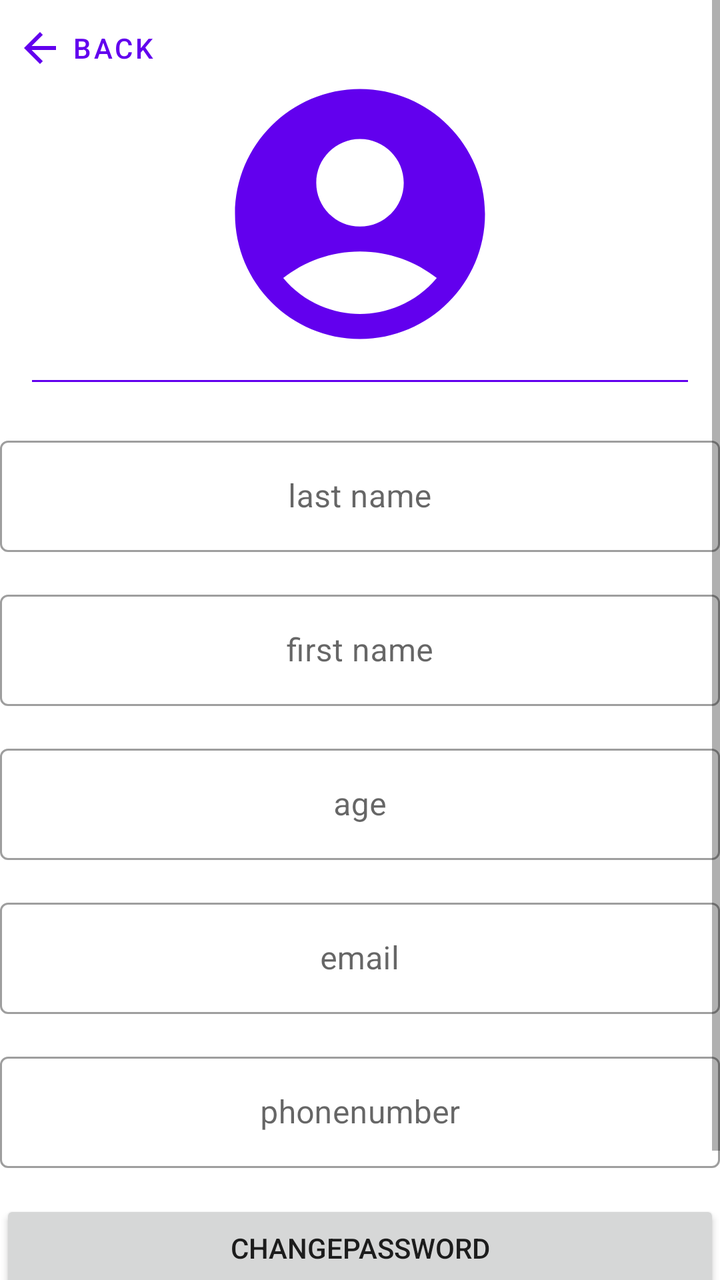
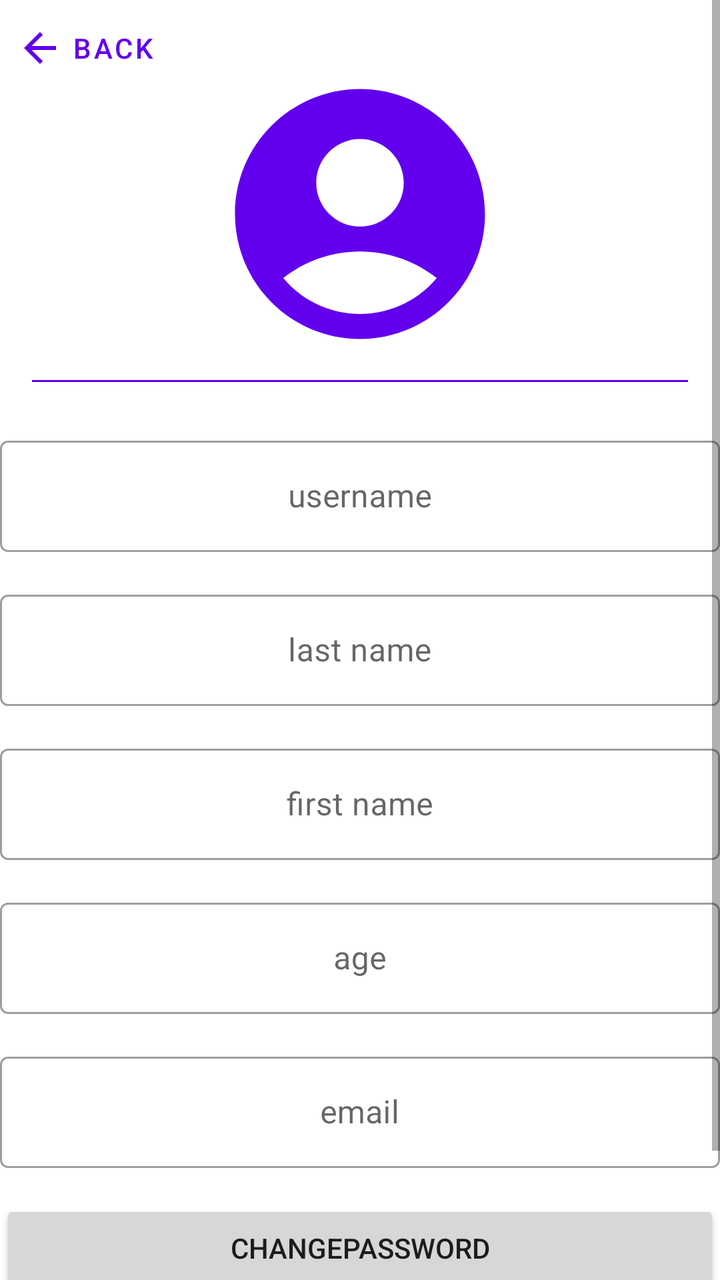

Compare the two renders of this Android layout. The source of the first and the diff that turns it into the second are given below.
<!-- AndroidManifest.xml: activity theme Theme.ChatApp.NoActionBar -->
<!-- res/layout/activity_account.xml -->
<?xml version="1.0" encoding="utf-8"?>
<androidx.coordinatorlayout.widget.CoordinatorLayout xmlns:android="http://schemas.android.com/apk/res/android"
    xmlns:app="http://schemas.android.com/apk/res-auto"
    xmlns:tools="http://schemas.android.com/tools"
    android:layout_width="match_parent"
    android:layout_height="match_parent"
    tools:context=".AccountActivity">


    <ScrollView
        android:layout_width="match_parent"
        android:layout_height="match_parent">
        <androidx.constraintlayout.widget.ConstraintLayout
            android:id="@+id/constraintLayout2"
            android:layout_width="match_parent"
            android:layout_height="match_parent"
            >
            <com.google.android.material.button.MaterialButton
                android:id="@+id/button_back"
                style="@style/Widget.MaterialComponents.Button.TextButton"
                android:layout_width="wrap_content"
                android:layout_height="wrap_content"
                android:gravity="start|center_vertical"
                android:text="back"
                android:textAlignment="textStart"
                app:icon="@drawable/baseline_arrow_back_24"
                app:iconGravity="start"
                app:layout_constraintStart_toStartOf="parent"
                app:layout_constraintTop_toTopOf="parent"
                />
            <ImageView
                android:id="@+id/user_avatar"
                android:layout_width="150dp"
                android:layout_height="150dp"
                android:layout_marginTop="32dp"
                app:layout_constraintEnd_toEndOf="parent"
                app:layout_constraintStart_toStartOf="parent"
                app:layout_constraintTop_toTopOf="parent"
                android:src="@drawable/baseline_account_circle_32"
                app:tint="@color/design_default_color_primary" />

            <View
                android:id="@+id/divider"
                android:layout_width="match_parent"
                android:layout_height="1dp"
                android:layout_marginLeft="16dp"
                android:layout_marginTop="8dp"
                android:layout_marginRight="16dp"
                android:background="@color/design_default_color_primary"
                app:layout_constraintLeft_toLeftOf="parent"
                app:layout_constraintRight_toRightOf="parent"
                app:layout_constraintTop_toBottomOf="@+id/user_avatar" />

            <com.google.android.material.textfield.TextInputLayout
                android:id="@+id/ageTextLayout"
                android:layout_width="match_parent"
                android:layout_height="wrap_content"
                style="@style/Widget.MaterialComponents.TextInputLayout.OutlinedBox"
                android:layout_marginTop="16dp"
                app:layout_constraintLeft_toLeftOf="parent"
                app:layout_constraintRight_toRightOf="parent"
                app:layout_constraintTop_toBottomOf="@id/prenomTextLayout">

                <com.google.android.material.textfield.TextInputEditText
                    android:id="@+id/age"
                    android:layout_width="match_parent"
                    android:layout_height="wrap_content"
                    android:gravity="center"
                    android:hint="age" />
            </com.google.android.material.textfield.TextInputLayout>

            <com.google.android.material.textfield.TextInputLayout
                android:id="@+id/numTelTextLayout"
                android:layout_width="match_parent"
                android:layout_height="wrap_content"
                style="@style/Widget.MaterialComponents.TextInputLayout.OutlinedBox"
                android:layout_marginTop="16dp"
                app:layout_constraintLeft_toLeftOf="parent"
                app:layout_constraintRight_toRightOf="parent"
                app:layout_constraintTop_toBottomOf="@id/emailTextLayout">

                <com.google.android.material.textfield.TextInputEditText
                    android:id="@+id/numTel"
                    android:layout_width="match_parent"
                    android:layout_height="wrap_content"
                    android:gravity="center"
                    android:hint="phonenumber" />

            </com.google.android.material.textfield.TextInputLayout>

            <com.google.android.material.textfield.TextInputLayout
                android:id="@+id/nomTextLayout"
                android:layout_width="match_parent"
                android:layout_height="wrap_content"
                style="@style/Widget.MaterialComponents.TextInputLayout.OutlinedBox"
                android:layout_marginTop="24dp"
                app:layout_constraintLeft_toLeftOf="parent"
                app:layout_constraintRight_toRightOf="parent"
                app:layout_constraintTop_toBottomOf="@id/divider">

                <com.google.android.material.textfield.TextInputEditText
                    android:id="@+id/nom"
                    android:layout_width="match_parent"
                    android:layout_height="wrap_content"
                    android:gravity="center"
                    android:hint="last name" />
            </com.google.android.material.textfield.TextInputLayout>

            <com.google.android.material.textfield.TextInputLayout
                android:id="@+id/prenomTextLayout"
                android:layout_width="match_parent"
                android:layout_height="wrap_content"
                style="@style/Widget.MaterialComponents.TextInputLayout.OutlinedBox"
                android:layout_marginTop="16dp"
                app:layout_constraintLeft_toLeftOf="parent"
                app:layout_constraintRight_toRightOf="parent"
                app:layout_constraintTop_toBottomOf="@id/nomTextLayout">

                <com.google.android.material.textfield.TextInputEditText
                    android:id="@+id/prenom"
                    android:layout_width="match_parent"
                    android:layout_height="wrap_content"
                    android:gravity="center"
                    android:hint="first name" />
            </com.google.android.material.textfield.TextInputLayout>

            <com.google.android.material.textfield.TextInputLayout
                android:id="@+id/emailTextLayout"
                android:layout_width="match_parent"
                android:layout_height="wrap_content"
                style="@style/Widget.MaterialComponents.TextInputLayout.OutlinedBox"
                android:layout_marginTop="16dp"
                app:layout_constraintLeft_toLeftOf="parent"
                app:layout_constraintRight_toRightOf="parent"
                app:layout_constraintTop_toBottomOf="@id/ageTextLayout">

                <com.google.android.material.textfield.TextInputEditText
                    android:id="@+id/email"
                    android:layout_width="match_parent"
                    android:layout_height="wrap_content"
                    android:gravity="center"
                    android:hint="email" />
            </com.google.android.material.textfield.TextInputLayout>

            <Button
                android:id="@+id/button_changePassword"
                android:layout_width="match_parent"
                android:layout_height="wrap_content"
                android:layout_marginTop="16dp"
                android:text="changePassword"
                app:layout_constraintLeft_toLeftOf="parent"
                app:layout_constraintRight_toRightOf="parent"
                app:layout_constraintTop_toBottomOf="@id/numTelTextLayout" />

            <Button
                android:id="@+id/button_logout"
                android:layout_width="match_parent"
                android:layout_height="wrap_content"
                android:layout_marginTop="16dp"
                android:text="logout"
                app:layout_constraintEnd_toEndOf="parent"
                app:layout_constraintStart_toStartOf="parent"
                app:layout_constraintTop_toBottomOf="@+id/button_changePassword" />
        </androidx.constraintlayout.widget.ConstraintLayout>
    </ScrollView>
</androidx.coordinatorlayout.widget.CoordinatorLayout>
<!-- resources referenced by this layout -->
<resources>
  <!-- drawable baseline_account_circle_32 (drawable) -->
  <vector android:autoMirrored="true" android:height="32dp"
      android:tint="#000000" android:viewportHeight="24"
      android:viewportWidth="24" android:width="32dp" xmlns:android="http://schemas.android.com/apk/res/android">
      <path android:fillColor="@android:color/white" android:pathData="M12,2C6.48,2 2,6.48 2,12s4.48,10 10,10s10,-4.48 10,-10S17.52,2 12,2zM12,6c1.93,0 3.5,1.57 3.5,3.5S13.93,13 12,13s-3.5,-1.57 -3.5,-3.5S10.07,6 12,6zM12,20c-2.03,0 -4.43,-0.82 -6.14,-2.88C7.55,15.8 9.68,15 12,15s4.45,0.8 6.14,2.12C16.43,19.18 14.03,20 12,20z"/>
  </vector>
  <!-- drawable baseline_arrow_back_24 (drawable) -->
  <vector android:autoMirrored="true" android:height="24dp"
      android:tint="#000000" android:viewportHeight="24"
      android:viewportWidth="24" android:width="24dp" xmlns:android="http://schemas.android.com/apk/res/android">
      <path android:fillColor="@android:color/white" android:pathData="M20,11H7.83l5.59,-5.59L12,4l-8,8 8,8 1.41,-1.41L7.83,13H20v-2z"/>
  </vector>
  <style name="Theme.ChatApp.NoActionBar">
          <item name="windowActionBar">false</item>
          <item name="windowNoTitle">true</item>
      </style>
</resources>

<!-- the commit's change to res/layout/activity_account.xml (unified diff, before → after) -->
@@ -52,6 +52,61 @@
                 app:layout_constraintTop_toBottomOf="@+id/user_avatar" />
 
             <com.google.android.material.textfield.TextInputLayout
+                android:id="@+id/usernameTextLayout"
+                style="@style/Widget.MaterialComponents.TextInputLayout.OutlinedBox"
+                android:layout_width="match_parent"
+                android:layout_height="wrap_content"
+                android:layout_marginTop="24dp"
+                app:layout_constraintLeft_toLeftOf="parent"
+                app:layout_constraintRight_toRightOf="parent"
+                app:layout_constraintTop_toBottomOf="@id/divider">
+
+                <com.google.android.material.textfield.TextInputEditText
+                    android:id="@+id/username"
+                    android:layout_width="match_parent"
+                    android:layout_height="wrap_content"
+                    android:gravity="center"
+                    android:hint="username" />
+
+            </com.google.android.material.textfield.TextInputLayout>
+
+            <com.google.android.material.textfield.TextInputLayout
+                android:id="@+id/nomTextLayout"
+                style="@style/Widget.MaterialComponents.TextInputLayout.OutlinedBox"
+                android:layout_width="match_parent"
+                android:layout_height="wrap_content"
+                android:layout_marginTop="16dp"
+                app:layout_constraintLeft_toLeftOf="parent"
+                app:layout_constraintRight_toRightOf="parent"
+                app:layout_constraintTop_toBottomOf="@id/usernameTextLayout">
+
+                <com.google.android.material.textfield.TextInputEditText
+                    android:id="@+id/nom"
+                    android:layout_width="match_parent"
+                    android:layout_height="wrap_content"
+                    android:gravity="center"
+                    android:hint="last name" />
+            </com.google.android.material.textfield.TextInputLayout>
+
+            <com.google.android.material.textfield.TextInputLayout
+                android:id="@+id/prenomTextLayout"
+                style="@style/Widget.MaterialComponents.TextInputLayout.OutlinedBox"
+                android:layout_width="match_parent"
+                android:layout_height="wrap_content"
+                android:layout_marginTop="16dp"
+                app:layout_constraintLeft_toLeftOf="parent"
+                app:layout_constraintRight_toRightOf="parent"
+                app:layout_constraintTop_toBottomOf="@id/nomTextLayout">
+
+                <com.google.android.material.textfield.TextInputEditText
+                    android:id="@+id/prenom"
+                    android:layout_width="match_parent"
+                    android:layout_height="wrap_content"
+                    android:gravity="center"
+                    android:hint="first name" />
+            </com.google.android.material.textfield.TextInputLayout>
+
+            <com.google.android.material.textfield.TextInputLayout
                 android:id="@+id/ageTextLayout"
                 android:layout_width="match_parent"
                 android:layout_height="wrap_content"
@@ -67,61 +122,6 @@
                     android:layout_height="wrap_content"
                     android:gravity="center"
                     android:hint="age" />
-            </com.google.android.material.textfield.TextInputLayout>
-
-            <com.google.android.material.textfield.TextInputLayout
-                android:id="@+id/numTelTextLayout"
-                android:layout_width="match_parent"
-                android:layout_height="wrap_content"
-                style="@style/Widget.MaterialComponents.TextInputLayout.OutlinedBox"
-                android:layout_marginTop="16dp"
-                app:layout_constraintLeft_toLeftOf="parent"
-                app:layout_constraintRight_toRightOf="parent"
-                app:layout_constraintTop_toBottomOf="@id/emailTextLayout">
-
-                <com.google.android.material.textfield.TextInputEditText
-                    android:id="@+id/numTel"
-                    android:layout_width="match_parent"
-                    android:layout_height="wrap_content"
-                    android:gravity="center"
-                    android:hint="phonenumber" />
-
-            </com.google.android.material.textfield.TextInputLayout>
-
-            <com.google.android.material.textfield.TextInputLayout
-                android:id="@+id/nomTextLayout"
-                android:layout_width="match_parent"
-                android:layout_height="wrap_content"
-                style="@style/Widget.MaterialComponents.TextInputLayout.OutlinedBox"
-                android:layout_marginTop="24dp"
-                app:layout_constraintLeft_toLeftOf="parent"
-                app:layout_constraintRight_toRightOf="parent"
-                app:layout_constraintTop_toBottomOf="@id/divider">
-
-                <com.google.android.material.textfield.TextInputEditText
-                    android:id="@+id/nom"
-                    android:layout_width="match_parent"
-                    android:layout_height="wrap_content"
-                    android:gravity="center"
-                    android:hint="last name" />
-            </com.google.android.material.textfield.TextInputLayout>
-
-            <com.google.android.material.textfield.TextInputLayout
-                android:id="@+id/prenomTextLayout"
-                android:layout_width="match_parent"
-                android:layout_height="wrap_content"
-                style="@style/Widget.MaterialComponents.TextInputLayout.OutlinedBox"
-                android:layout_marginTop="16dp"
-                app:layout_constraintLeft_toLeftOf="parent"
-                app:layout_constraintRight_toRightOf="parent"
-                app:layout_constraintTop_toBottomOf="@id/nomTextLayout">
-
-                <com.google.android.material.textfield.TextInputEditText
-                    android:id="@+id/prenom"
-                    android:layout_width="match_parent"
-                    android:layout_height="wrap_content"
-                    android:gravity="center"
-                    android:hint="first name" />
             </com.google.android.material.textfield.TextInputLayout>
 
             <com.google.android.material.textfield.TextInputLayout
@@ -142,25 +142,39 @@
                     android:hint="email" />
             </com.google.android.material.textfield.TextInputLayout>
 
-            <Button
-                android:id="@+id/button_changePassword"
+            <LinearLayout
                 android:layout_width="match_parent"
                 android:layout_height="wrap_content"
-                android:layout_marginTop="16dp"
-                android:text="changePassword"
-                app:layout_constraintLeft_toLeftOf="parent"
-                app:layout_constraintRight_toRightOf="parent"
-                app:layout_constraintTop_toBottomOf="@id/numTelTextLayout" />
+                android:orientation="vertical"
+                app:layout_constraintStart_toStartOf="parent"
+                app:layout_constraintEnd_toEndOf="parent"
+                app:layout_constraintTop_toBottomOf="@id/emailTextLayout"
+                app:layout_constraintBottom_toBottomOf="parent"
+                >
 
-            <Button
-                android:id="@+id/button_logout"
-                android:layout_width="match_parent"
-                android:layout_height="wrap_content"
-                android:layout_marginTop="16dp"
-                android:text="logout"
-                app:layout_constraintEnd_toEndOf="parent"
-                app:layout_constraintStart_toStartOf="parent"
-                app:layout_constraintTop_toBottomOf="@+id/button_changePassword" />
+                <Button
+                    android:id="@+id/button_changePassword"
+                    android:layout_width="match_parent"
+                    android:layout_height="wrap_content"
+                    android:layout_marginTop="16dp"
+                    android:text="changePassword"
+                     />
+
+                <Button
+                    android:id="@+id/button_logout"
+                    android:layout_width="match_parent"
+                    android:layout_height="wrap_content"
+                    android:layout_marginTop="16dp"
+                    android:text="logout"/>
+                <Button
+                    android:id="@+id/button_Add_Friend"
+                    android:layout_width="match_parent"
+                    android:layout_height="wrap_content"
+                    android:layout_marginTop="16dp"
+                    android:text="Add Friend"
+                    android:visibility="gone"
+                    />
+            </LinearLayout>
         </androidx.constraintlayout.widget.ConstraintLayout>
     </ScrollView>
 </androidx.coordinatorlayout.widget.CoordinatorLayout>
